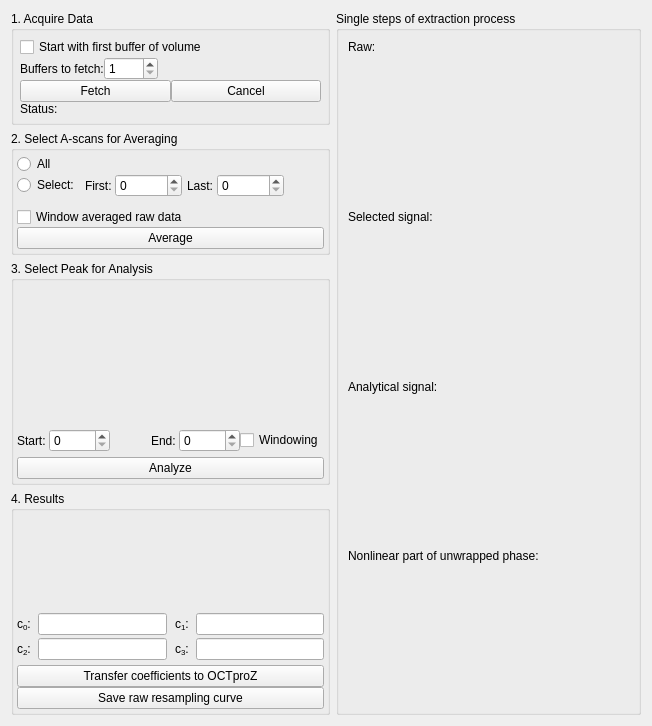
First picture: the form in src/phaseextractionextensionform.ui, repository spectralcode/PhaseExtractionExtension, before the edit.
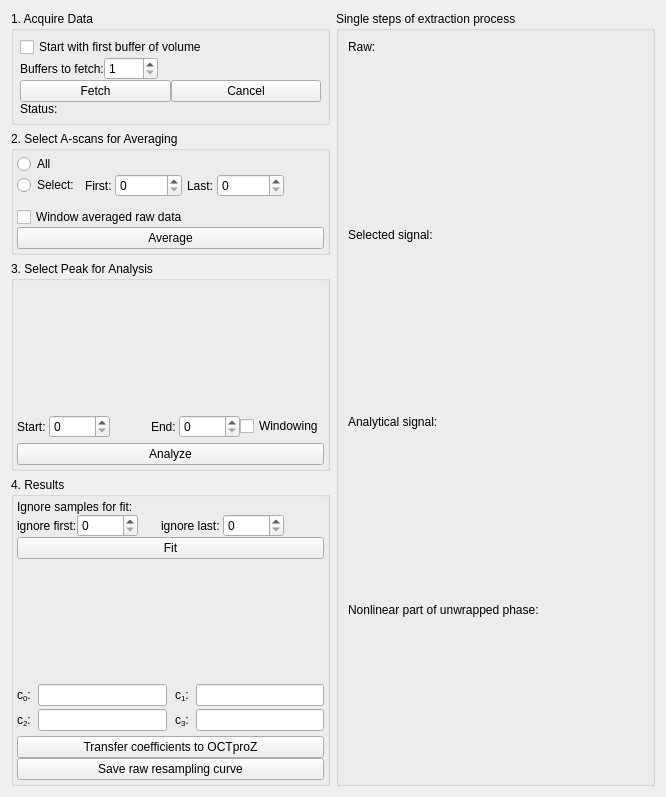
Second picture: the form after the edit. Custom widgets are drawn as their Qt base class.

Commit message: added parameter to ignore start end end values of  resampling curve for fitting

```diff
--- a/src/phaseextractionextensionform.ui
+++ b/src/phaseextractionextensionform.ui
@@ -6,8 +6,8 @@
    <rect>
     <x>0</x>
     <y>0</y>
-    <width>652</width>
-    <height>726</height>
+    <width>666</width>
+    <height>797</height>
    </rect>
   </property>
   <property name="sizePolicy">
@@ -324,6 +324,12 @@
             <verstretch>0</verstretch>
            </sizepolicy>
           </property>
+          <property name="minimumSize">
+           <size>
+            <width>0</width>
+            <height>120</height>
+           </size>
+          </property>
          </widget>
         </item>
         <item>
@@ -412,6 +418,12 @@
          <verstretch>0</verstretch>
         </sizepolicy>
        </property>
+       <property name="minimumSize">
+        <size>
+         <width>0</width>
+         <height>0</height>
+        </size>
+       </property>
        <property name="title">
         <string>4. Results</string>
        </property>
@@ -431,6 +443,94 @@
         <property name="bottomMargin">
          <number>3</number>
         </property>
+        <item>
+         <widget class="QLabel" name="label_15">
+          <property name="text">
+           <string>Ignore samples for fit:</string>
+          </property>
+         </widget>
+        </item>
+        <item>
+         <layout class="QHBoxLayout" name="horizontalLayout_13">
+          <item>
+           <widget class="QLabel" name="label_16">
+            <property name="text">
+             <string>ignore first:</string>
+            </property>
+           </widget>
+          </item>
+          <item>
+           <widget class="QSpinBox" name="spinBox_ignoreStart">
+            <property name="maximum">
+             <number>99999</number>
+            </property>
+           </widget>
+          </item>
+          <item>
+           <spacer name="horizontalSpacer_6">
+            <property name="orientation">
+             <enum>Qt::Horizontal</enum>
+            </property>
+            <property name="sizeHint" stdset="0">
+             <size>
+              <width>10</width>
+              <height>20</height>
+             </size>
+            </property>
+           </spacer>
+          </item>
+          <item>
+           <widget class="QLabel" name="label_17">
+            <property name="text">
+             <string>ignore last: </string>
+            </property>
+           </widget>
+          </item>
+          <item>
+           <widget class="QSpinBox" name="spinBox_ignoreEnd">
+            <property name="maximum">
+             <number>99999</number>
+            </property>
+           </widget>
+          </item>
+          <item>
+           <spacer name="horizontalSpacer_7">
+            <property name="orientation">
+             <enum>Qt::Horizontal</enum>
+            </property>
+            <property name="sizeHint" stdset="0">
+             <size>
+              <width>40</width>
+              <height>20</height>
+             </size>
+            </property>
+           </spacer>
+          </item>
+         </layout>
+        </item>
+        <item>
+         <widget class="QPushButton" name="pushButton_fit">
+          <property name="text">
+           <string>Fit</string>
+          </property>
+         </widget>
+        </item>
+        <item>
+         <spacer name="verticalSpacer_8">
+          <property name="orientation">
+           <enum>Qt::Vertical</enum>
+          </property>
+          <property name="sizeType">
+           <enum>QSizePolicy::Fixed</enum>
+          </property>
+          <property name="sizeHint" stdset="0">
+           <size>
+            <width>20</width>
+            <height>5</height>
+           </size>
+          </property>
+         </spacer>
+        </item>
         <item>
          <widget class="MiniCurvePlot" name="widget_resultPlot" native="true">
           <property name="sizePolicy">
@@ -439,6 +539,12 @@
             <verstretch>0</verstretch>
            </sizepolicy>
           </property>
+          <property name="minimumSize">
+           <size>
+            <width>0</width>
+            <height>120</height>
+           </size>
+          </property>
          </widget>
         </item>
         <item>
@@ -536,6 +642,22 @@
           </item>
          </layout>
         </item>
+        <item>
+         <spacer name="verticalSpacer_4">
+          <property name="orientation">
+           <enum>Qt::Vertical</enum>
+          </property>
+          <property name="sizeType">
+           <enum>QSizePolicy::Fixed</enum>
+          </property>
+          <property name="sizeHint" stdset="0">
+           <size>
+            <width>20</width>
+            <height>5</height>
+           </size>
+          </property>
+         </spacer>
+        </item>
         <item>
          <spacer name="verticalSpacer_3">
           <property name="orientation">
@@ -552,22 +674,6 @@
           </property>
          </spacer>
         </item>
-        <item>
-         <spacer name="verticalSpacer_4">
-          <property name="orientation">
-           <enum>Qt::Vertical</enum>
-          </property>
-          <property name="sizeType">
-           <enum>QSizePolicy::Fixed</enum>
-          </property>
-          <property name="sizeHint" stdset="0">
-           <size>
-            <width>20</width>
-            <height>5</height>
-           </size>
-          </property>
-         </spacer>
-        </item>
         <item>
          <widget class="QPushButton" name="pushButton_transferCoeffs">
           <property name="text">
```
The commit also changes 5 other files.
